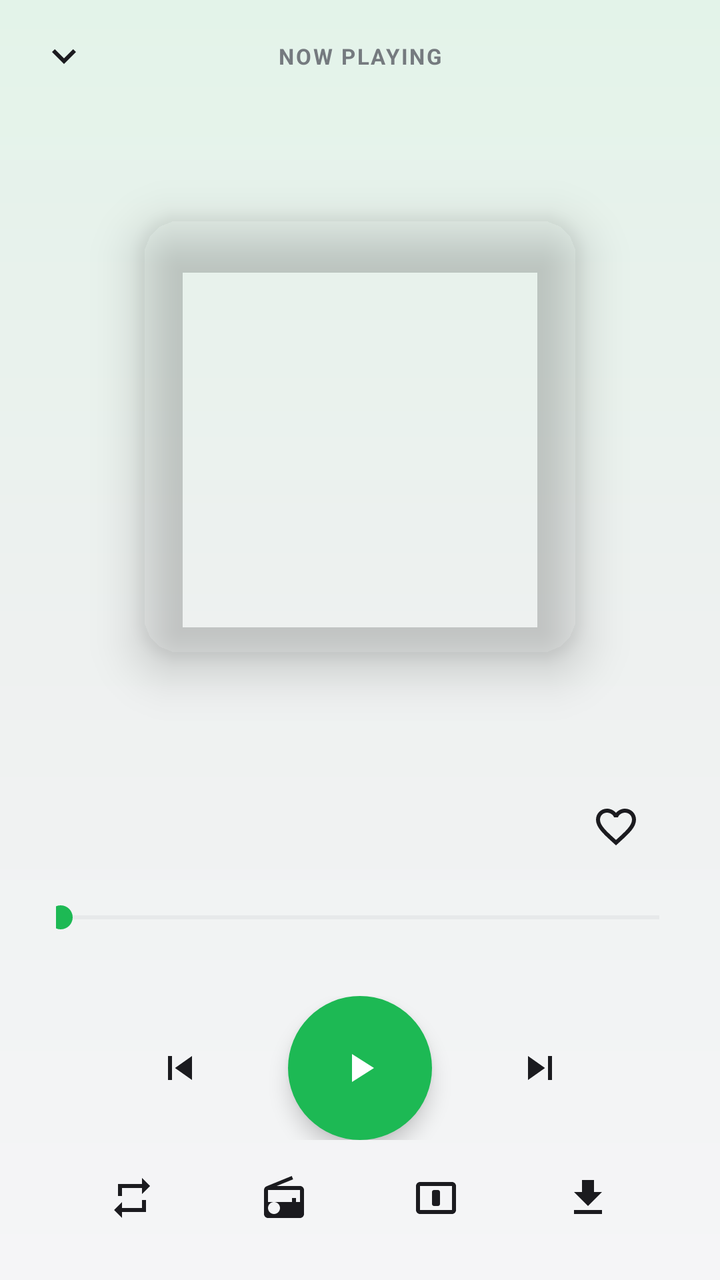
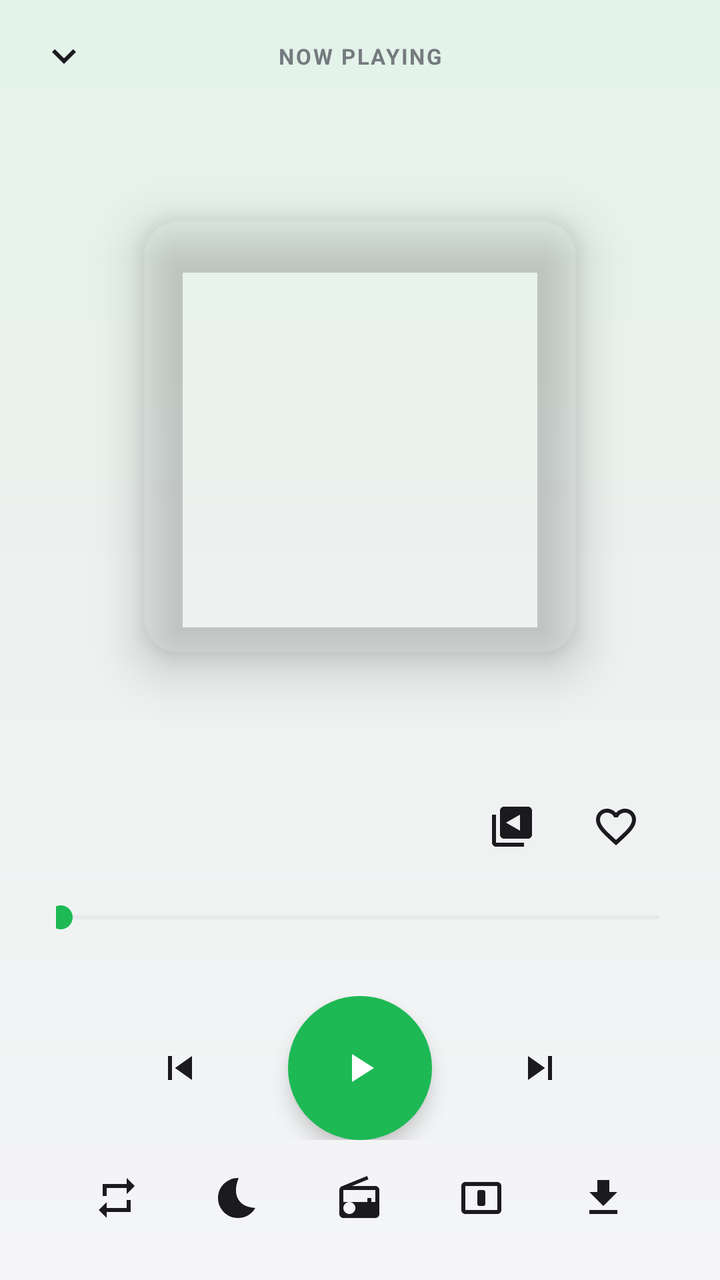

An Android layout rendered at two revisions. The XML below is the earlier revision; the diff shows what the commit changed to produce the second picture.
<!-- AndroidManifest.xml: application theme Theme.SparkTube -->
<!-- res/layout/activity_now_playing.xml -->
<?xml version="1.0" encoding="utf-8"?>
<androidx.constraintlayout.widget.ConstraintLayout xmlns:android="http://schemas.android.com/apk/res/android"
    xmlns:app="http://schemas.android.com/apk/res-auto"
    android:layout_width="match_parent"
    android:layout_height="match_parent"
    android:background="@drawable/bg_nowplaying_bg">

    
    <ImageButton
        android:id="@+id/backButton"
        android:layout_width="48dp"
        android:layout_height="48dp"
        android:layout_marginStart="8dp"
        android:layout_marginTop="4dp"
        android:background="?attr/selectableItemBackgroundBorderless"
        android:contentDescription="@string/cd_back"
        android:rotation="90"
        android:src="@drawable/ic_chevron_right"
        app:layout_constraintStart_toStartOf="parent"
        app:layout_constraintTop_toTopOf="parent"
        app:tint="@color/on_surface" />

    <TextView
        android:id="@+id/playingLabel"
        android:layout_width="0dp"
        android:layout_height="wrap_content"
        android:layout_marginStart="8dp"
        android:layout_marginEnd="8dp"
        android:alpha="0.85"
        android:gravity="center"
        android:letterSpacing="0.08"
        android:text="@string/now_playing"
        android:textAllCaps="true"
        android:textColor="@color/on_surface_variant"
        android:textSize="11sp"
        android:textStyle="bold"
        app:layout_constraintBottom_toBottomOf="@id/backButton"
        app:layout_constraintEnd_toStartOf="@id/queueButton"
        app:layout_constraintStart_toEndOf="@id/backButton"
        app:layout_constraintTop_toTopOf="@id/backButton" />

    <ImageButton
        android:id="@+id/queueButton"
        android:layout_width="48dp"
        android:layout_height="48dp"
        android:layout_marginTop="4dp"
        android:layout_marginEnd="8dp"
        android:background="?attr/selectableItemBackgroundBorderless"
        android:contentDescription="@string/cd_queue"
        android:src="@drawable/ic_queue_music"
        android:visibility="invisible"
        app:layout_constraintEnd_toEndOf="parent"
        app:layout_constraintTop_toTopOf="parent"
        app:tint="@color/on_surface" />

    
    <FrameLayout
        android:id="@+id/artContainer"
        android:layout_width="0dp"
        android:layout_height="0dp"
        android:layout_marginStart="28dp"
        android:layout_marginTop="6dp"
        android:layout_marginEnd="28dp"
        android:layout_marginBottom="8dp"
        app:layout_constraintBottom_toTopOf="@id/infoBlock"
        app:layout_constraintEnd_toEndOf="parent"
        app:layout_constraintStart_toStartOf="parent"
        app:layout_constraintTop_toBottomOf="@id/backButton">

        <com.google.android.material.imageview.ShapeableImageView
            android:id="@+id/art"
            android:layout_width="220dp"
            android:layout_height="220dp"
            android:layout_gravity="center"
            android:elevation="14dp"
            android:scaleType="centerCrop"
            app:shapeAppearanceOverlay="@style/RoundedArt" />
    </FrameLayout>

    <LinearLayout
        android:id="@+id/infoBlock"
        android:layout_width="0dp"
        android:layout_height="wrap_content"
        android:orientation="vertical"
        android:paddingStart="28dp"
        android:paddingEnd="28dp"
        android:paddingBottom="18dp"
        app:layout_constraintBottom_toBottomOf="parent"
        app:layout_constraintEnd_toEndOf="parent"
        app:layout_constraintStart_toStartOf="parent">

        
        <LinearLayout
            android:layout_width="match_parent"
            android:layout_height="wrap_content"
            android:gravity="center_vertical"
            android:orientation="horizontal">

            <LinearLayout
                android:layout_width="0dp"
                android:layout_height="wrap_content"
                android:layout_weight="1"
                android:orientation="vertical">

                <TextView
                    android:id="@+id/title"
                    android:layout_width="match_parent"
                    android:layout_height="wrap_content"
                    android:ellipsize="end"
                    android:maxLines="2"
                    android:textColor="@color/on_surface"
                    android:textSize="22sp"
                    android:textStyle="bold" />

                <TextView
                    android:id="@+id/subtitle"
                    android:layout_width="match_parent"
                    android:layout_height="wrap_content"
                    android:layout_marginTop="3dp"
                    android:clickable="true"
                    android:ellipsize="end"
                    android:focusable="true"
                    android:maxLines="1"
                    android:textColor="@color/on_surface_variant"
                    android:textSize="15sp" />
            </LinearLayout>

            <ImageButton
                android:id="@+id/favoriteButton"
                android:layout_width="48dp"
                android:layout_height="48dp"
                android:layout_marginStart="8dp"
                android:background="?attr/selectableItemBackgroundBorderless"
                android:contentDescription="@string/action_favorite"
                android:src="@drawable/ic_favorite_border"
                app:tint="@color/on_surface" />
        </LinearLayout>

        <SeekBar
            android:id="@+id/seekBar"
            android:layout_width="match_parent"
            android:layout_height="wrap_content"
            android:layout_marginStart="-14dp"
            android:layout_marginTop="10dp"
            android:layout_marginEnd="-14dp"
            android:progressBackgroundTint="@color/outline"
            android:progressTint="@color/music_green"
            android:thumbTint="@color/music_green" />

        <LinearLayout
            android:id="@+id/timeRow"
            android:layout_width="match_parent"
            android:layout_height="wrap_content"
            android:orientation="horizontal">

            <TextView
                android:id="@+id/position"
                android:layout_width="0dp"
                android:layout_height="wrap_content"
                android:layout_weight="1"
                android:textColor="@color/on_surface_variant"
                android:textSize="12sp" />

            <TextView
                android:id="@+id/duration"
                android:layout_width="wrap_content"
                android:layout_height="wrap_content"
                android:textColor="@color/on_surface_variant"
                android:textSize="12sp" />
        </LinearLayout>

        <LinearLayout
            android:id="@+id/controlsRow"
            android:layout_width="match_parent"
            android:layout_height="wrap_content"
            android:layout_marginTop="14dp"
            android:gravity="center"
            android:orientation="horizontal">

            <ImageButton
                android:id="@+id/prevButton"
                android:layout_width="56dp"
                android:layout_height="56dp"
                android:background="?attr/selectableItemBackgroundBorderless"
                android:contentDescription="@string/cd_previous"
                android:src="@drawable/ic_skip_previous"
                app:tint="@color/on_surface" />

            <ImageButton
                android:id="@+id/playPauseButton"
                android:layout_width="72dp"
                android:layout_height="72dp"
                android:layout_marginStart="26dp"
                android:layout_marginEnd="26dp"
                android:background="@drawable/bg_play_circle"
                android:contentDescription="@string/cd_play"
                android:elevation="6dp"
                android:src="@drawable/ic_play_arrow"
                app:tint="@color/white" />

            <ImageButton
                android:id="@+id/nextButton"
                android:layout_width="56dp"
                android:layout_height="56dp"
                android:background="?attr/selectableItemBackgroundBorderless"
                android:contentDescription="@string/cd_next"
                android:src="@drawable/ic_skip_next"
                app:tint="@color/on_surface" />
        </LinearLayout>

        
        <LinearLayout
            android:id="@+id/actionsRow"
            android:layout_width="match_parent"
            android:layout_height="wrap_content"
            android:layout_marginTop="6dp"
            android:gravity="center"
            android:orientation="horizontal">

            <ImageButton
                android:id="@+id/loopButton"
                android:layout_width="0dp"
                android:layout_height="46dp"
                android:layout_weight="1"
                android:background="?attr/selectableItemBackgroundBorderless"
                android:contentDescription="@string/cd_loop"
                android:src="@drawable/ic_repeat"
                app:tint="@color/on_surface" />

            <ImageButton
                android:id="@+id/radioButton"
                android:layout_width="0dp"
                android:layout_height="46dp"
                android:layout_weight="1"
                android:background="?attr/selectableItemBackgroundBorderless"
                android:contentDescription="@string/start_radio"
                android:src="@drawable/ic_radio"
                app:tint="@color/on_surface" />

            <ImageButton
                android:id="@+id/lyricsButton"
                android:layout_width="0dp"
                android:layout_height="46dp"
                android:layout_weight="1"
                android:background="?attr/selectableItemBackgroundBorderless"
                android:contentDescription="@string/cd_lyrics"
                android:src="@drawable/ic_lyrics"
                app:tint="@color/on_surface" />

            <ImageButton
                android:id="@+id/downloadButton"
                android:layout_width="0dp"
                android:layout_height="46dp"
                android:layout_weight="1"
                android:background="?attr/selectableItemBackgroundBorderless"
                android:contentDescription="@string/action_download"
                android:src="@drawable/ic_download"
                app:tint="@color/on_surface" />
        </LinearLayout>

        <TextView
            android:id="@+id/downloadStatus"
            android:layout_width="match_parent"
            android:layout_height="wrap_content"
            android:layout_marginTop="2dp"
            android:gravity="center"
            android:textColor="@color/on_surface_variant"
            android:textSize="13sp"
            android:visibility="gone" />

        
        <LinearLayout
            android:id="@+id/upNextCard"
            android:layout_width="match_parent"
            android:layout_height="wrap_content"
            android:layout_marginTop="10dp"
            android:background="@drawable/bg_card_tile"
            android:clickable="true"
            android:focusable="true"
            android:gravity="center_vertical"
            android:orientation="horizontal"
            android:paddingStart="16dp"
            android:paddingTop="12dp"
            android:paddingEnd="12dp"
            android:paddingBottom="12dp"
            android:visibility="gone">

            <LinearLayout
                android:layout_width="0dp"
                android:layout_height="wrap_content"
                android:layout_weight="1"
                android:orientation="vertical">

                <TextView
                    android:id="@+id/upNextLabel"
                    android:layout_width="wrap_content"
                    android:layout_height="wrap_content"
                    android:letterSpacing="0.06"
                    android:text="@string/up_next_label"
                    android:textAllCaps="true"
                    android:textColor="@color/music_green"
                    android:textSize="11sp"
                    android:textStyle="bold" />

                <TextView
                    android:id="@+id/upNextTitle"
                    android:layout_width="match_parent"
                    android:layout_height="wrap_content"
                    android:layout_marginTop="2dp"
                    android:ellipsize="end"
                    android:maxLines="1"
                    android:textColor="@color/on_surface"
                    android:textSize="14sp"
                    android:textStyle="bold" />
            </LinearLayout>

            <ImageView
                android:layout_width="24dp"
                android:layout_height="24dp"
                android:layout_marginStart="10dp"
                android:importantForAccessibility="no"
                android:src="@drawable/ic_queue_music"
                app:tint="@color/on_surface" />
        </LinearLayout>
    </LinearLayout>

    <ProgressBar
        android:id="@+id/loading"
        android:layout_width="wrap_content"
        android:layout_height="wrap_content"
        android:visibility="gone"
        app:layout_constraintBottom_toBottomOf="parent"
        app:layout_constraintEnd_toEndOf="parent"
        app:layout_constraintStart_toStartOf="parent"
        app:layout_constraintTop_toTopOf="parent" />
</androidx.constraintlayout.widget.ConstraintLayout>
<!-- resources referenced by this layout -->
<resources>
  <color name="music_green">#1DB954</color>
  <color name="on_surface">#1B1B1F</color>
  <color name="on_surface_variant">#61646C</color>
  <color name="outline">#C9CBD1</color>
  <color name="white">#FFFFFFFF</color>
  <!-- drawable bg_nowplaying_bg (drawable) -->
  <?xml version="1.0" encoding="utf-8"?>
  <shape xmlns:android="http://schemas.android.com/apk/res/android">
      <gradient
          android:angle="270"
          android:startColor="#E3F3E9"
          android:centerColor="#EEF1F0"
          android:endColor="#F5F5F7" />
  </shape>
  <!-- drawable bg_play_circle (drawable) -->
  <?xml version="1.0" encoding="utf-8"?>
  <ripple xmlns:android="http://schemas.android.com/apk/res/android"
      android:color="#4DFFFFFF">
      <item>
          <shape android:shape="oval">
              <solid android:color="@color/music_green" />
          </shape>
      </item>
  </ripple>
  <!-- drawable ic_download (drawable) -->
  <vector xmlns:android="http://schemas.android.com/apk/res/android"
      android:width="24dp"
      android:height="24dp"
      android:viewportWidth="24"
      android:viewportHeight="24">
      <path
          android:fillColor="#FF000000"
          android:pathData="M19,9h-4V3H9v6H5l7,7 7,-7zM5,18v2h14v-2H5z" />
  </vector>
  <!-- drawable ic_skip_next (drawable) -->
  <vector xmlns:android="http://schemas.android.com/apk/res/android"
      android:width="24dp"
      android:height="24dp"
      android:viewportWidth="24"
      android:viewportHeight="24">
      <path
          android:fillColor="#FF000000"
          android:pathData="M6,18l8.5,-6L6,6v12zM16,6v12h2V6h-2z" />
  </vector>
  <!-- drawable ic_skip_previous (drawable) -->
  <vector xmlns:android="http://schemas.android.com/apk/res/android"
      android:width="24dp"
      android:height="24dp"
      android:viewportWidth="24"
      android:viewportHeight="24">
      <path
          android:fillColor="#FF000000"
          android:pathData="M6,6h2v12H6zM9.5,12l8.5,6V6z" />
  </vector>
  <string name="action_download">Download</string>
  <string name="action_favorite">Favorite</string>
  <string name="cd_back">Back</string>
  <string name="cd_loop">Loop</string>
  <string name="cd_lyrics">Lyrics</string>
  <string name="cd_next">Next</string>
  <string name="cd_play">Play</string>
  <string name="cd_previous">Previous</string>
  <string name="cd_queue">Queue</string>
  <string name="now_playing">Now playing</string>
  <string name="start_radio">Start radio</string>
  <string name="up_next_label">Up next</string>
  <style name="RoundedArt" parent="">
          <item name="cornerFamily">rounded</item>
          <item name="cornerSize">20dp</item>
      </style>
  <color name="action_pill_ripple">#1A000000</color>
  <color name="spark_red">#F03E3E</color>
  <color name="bg">#F5F5F7</color>
  <color name="surface">#FFFFFF</color>
  <color name="surface_elevated">#EFEFF2</color>
  <color name="chip_selected_bg">#33F03E3E</color>
  <!-- unchanged entries left out for length: 9 -->
</resources>

<!-- the commit's change to res/layout/activity_now_playing.xml (unified diff, before → after) -->
@@ -126,10 +126,20 @@
             </LinearLayout>
 
             <ImageButton
+                android:id="@+id/playlistButton"
+                android:layout_width="48dp"
+                android:layout_height="48dp"
+                android:layout_marginStart="4dp"
+                android:background="?attr/selectableItemBackgroundBorderless"
+                android:contentDescription="@string/cd_add_to_playlist"
+                android:src="@drawable/ic_video_library"
+                app:tint="@color/on_surface" />
+
+            <ImageButton
                 android:id="@+id/favoriteButton"
                 android:layout_width="48dp"
                 android:layout_height="48dp"
-                android:layout_marginStart="8dp"
+                android:layout_marginStart="4dp"
                 android:background="?attr/selectableItemBackgroundBorderless"
                 android:contentDescription="@string/action_favorite"
                 android:src="@drawable/ic_favorite_border"
@@ -225,6 +235,16 @@
                 android:background="?attr/selectableItemBackgroundBorderless"
                 android:contentDescription="@string/cd_loop"
                 android:src="@drawable/ic_repeat"
+                app:tint="@color/on_surface" />
+
+            <ImageButton
+                android:id="@+id/sleepButton"
+                android:layout_width="0dp"
+                android:layout_height="46dp"
+                android:layout_weight="1"
+                android:background="?attr/selectableItemBackgroundBorderless"
+                android:contentDescription="@string/cd_sleep_timer"
+                android:src="@drawable/ic_sleep"
                 app:tint="@color/on_surface" />
 
             <ImageButton
<!-- resource entries referenced after the edit -->
@@ -54,8 +54,31 @@
           android:fillColor="#FF000000"
           android:pathData="M6,6h2v12H6zM9.5,12l8.5,6V6z" />
   </vector>
+  <!-- drawable ic_sleep (drawable) -->
+  <vector xmlns:android="http://schemas.android.com/apk/res/android"
+      android:width="24dp"
+      android:height="24dp"
+      android:viewportWidth="24"
+      android:viewportHeight="24"
+      android:tint="?attr/colorControlNormal">
+      <path
+          android:fillColor="@android:color/white"
+          android:pathData="M12.34,2.02C6.59,1.82 2,6.42 2,12c0,5.52 4.48,10 10,10c3.71,0 6.93,-2.02 8.66,-5.02C13.15,16.73 8.57,11.25 12.34,2.02z"/>
+  </vector>
+  <!-- drawable ic_video_library (drawable) -->
+  <vector xmlns:android="http://schemas.android.com/apk/res/android"
+      android:width="24dp"
+      android:height="24dp"
+      android:viewportWidth="24"
+      android:viewportHeight="24"
+      android:tint="?attr/colorControlNormal">
+      <path
+          android:fillColor="@android:color/white"
+          android:pathData="M4,6H2v14c0,1.1 0.9,2 2,2h14v-2H4V6zM20,2H8c-1.1,0 -2,0.9 -2,2v12c0,1.1 0.9,2 2,2h12c1.1,0 2,-0.9 2,-2V4c0,-1.1 -0.9,-2 -2,-2zM16,14l-7,-4 7,-4v8z"/>
+  </vector>
   <string name="action_download">Download</string>
   <string name="action_favorite">Favorite</string>
+  <string name="cd_add_to_playlist">Add to playlist</string>
   <string name="cd_back">Back</string>
   <string name="cd_loop">Loop</string>
   <string name="cd_lyrics">Lyrics</string>
@@ -63,6 +86,7 @@
   <string name="cd_play">Play</string>
   <string name="cd_previous">Previous</string>
   <string name="cd_queue">Queue</string>
+  <string name="cd_sleep_timer">Sleep timer</string>
   <string name="now_playing">Now playing</string>
   <string name="start_radio">Start radio</string>
   <string name="up_next_label">Up next</string>
